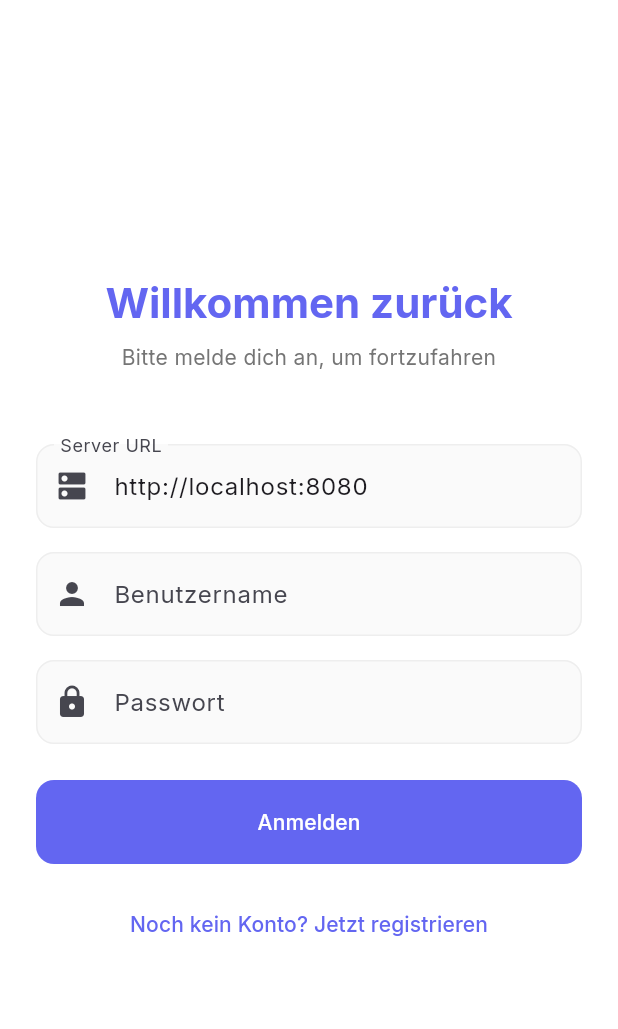
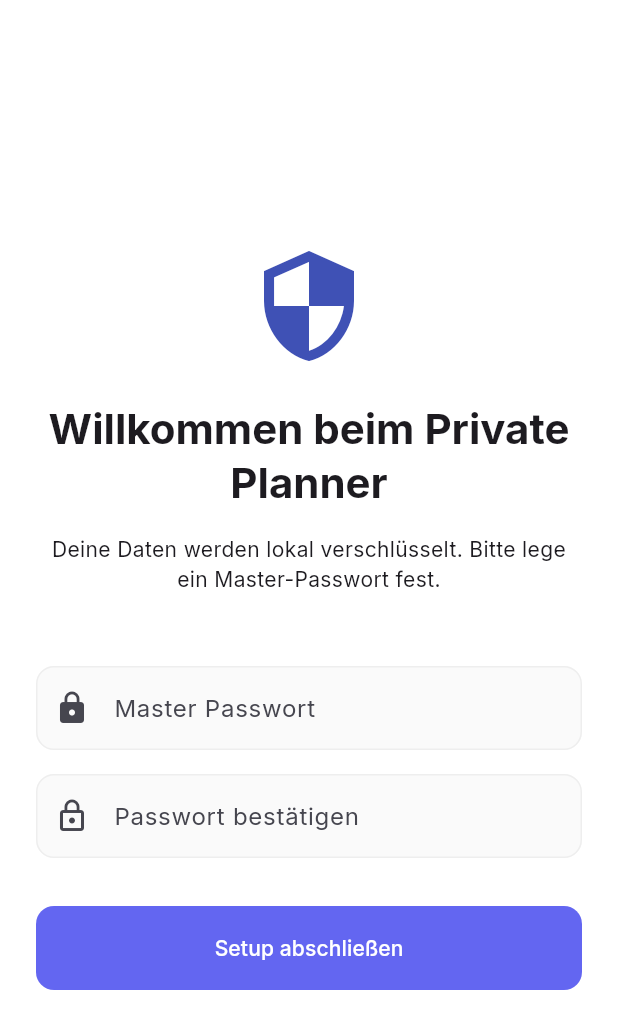
Before and after one commit to SeimSoft/SecurePlanner, a Flutter app: the screen it shows after launch, on a phone screen of 412 x 824 dp. Shown: the top 1029 px of the screen. Run offline on Flutter 3.47's test engine with Material 3 defaults, Android fonts, the phone set to English and light mode, and no system bars; our stand-ins replace dio, drift, flutter_hooks, flutter_secure_storage, google_fonts, hooks_riverpod and 1 more; missing offline and left inert: cryptography, mobile_scanner; accounts and stored records are empty; generated files the repository leaves out were written again.

Commit message:
Implement local-first security, biometrics, and QR login. Disable backend public registration.

```diff
--- a/private_planner/lib/main.dart
+++ b/private_planner/lib/main.dart
@@ -1,6 +1,12 @@
 import 'package:flutter/material.dart';
 import 'package:private_planner/core/theme/app_theme.dart';
+import 'package:private_planner/screens/home_screen.dart';
 import 'package:private_planner/screens/login_screen.dart';
+import 'package:private_planner/screens/onboarding_screen.dart';
+import 'package:private_planner/screens/lock_screen.dart';
+import 'package:private_planner/services/security_service.dart';
+import 'package:private_planner/providers/app_providers.dart';
+import 'package:private_planner/services/auth_service.dart';
 import 'package:hooks_riverpod/hooks_riverpod.dart';
 
 void main() {
@@ -20,7 +26,48 @@ class MyApp extends ConsumerWidget {
       title: 'Private Planner',
       debugShowCheckedModeBanner: false,
       theme: AppTheme.lightTheme,
-      home: const LoginScreen(),
+      home: const SecurityBootstrapper(),
+      routes: {
+        '/login': (context) => const LoginScreen(),
+        '/home': (context) => const HomeScreen(),
+      },
     );
   }
 }
+
+class SecurityBootstrapper extends ConsumerWidget {
+  const SecurityBootstrapper({super.key});
+
+  @override
+  Widget build(BuildContext context, WidgetRef ref) {
+    final security = ref.watch(securityServiceProvider);
+    final isLocked = ref.watch(appLockProvider);
+
+    return FutureBuilder<bool>(
+      future: security.isAppSetup(),
+      builder: (context, snapshot) {
+        if (snapshot.connectionState == ConnectionState.waiting) {
+          return const Scaffold(
+              body: Center(child: CircularProgressIndicator()));
+        }
+
+        if (snapshot.data == false) {
+          return const OnboardingScreen();
+        }
+
+        if (isLocked) {
+          return const LockScreen();
+        }
+
+        // App is setup and unlocked
+        // Decide between Login (if server is configured) and Home
+        final auth = ref.watch(authServiceProvider);
+        if (auth.baseUrl != null) {
+          return const LoginScreen();
+        } else {
+          return const HomeScreen();
+        }
+      },
+    );
+  }
+}
--- a/private_planner/lib/providers/app_providers.dart
+++ b/private_planner/lib/providers/app_providers.dart
@@ -19,3 +19,14 @@ final watchAttachmentsProvider =
     StreamProvider.family<List<Attachment>, String>((ref, todoId) {
   return ref.watch(databaseProvider).watchAttachments(todoId);
 });
+
+final appLockProvider = StateNotifierProvider<AppLockNotifier, bool>((ref) {
+  return AppLockNotifier();
+});
+
+class AppLockNotifier extends StateNotifier<bool> {
+  AppLockNotifier() : super(true); // Default to locked
+
+  void unlock() => state = false;
+  void lock() => state = true;
+}
--- a/private_planner/lib/screens/login_screen.dart
+++ b/private_planner/lib/screens/login_screen.dart
@@ -2,9 +2,7 @@ import 'package:flutter/material.dart';
 import 'package:flutter_hooks/flutter_hooks.dart';
 import 'package:hooks_riverpod/hooks_riverpod.dart';
 import 'package:private_planner/services/auth_service.dart';
-
-final serverUrlProvider =
-    StateProvider<String>((ref) => 'http://localhost:8080');
+import 'package:private_planner/screens/qr_scan_screen.dart';
 
 class LoginScreen extends HookConsumerWidget {
   const LoginScreen({super.key});
@@ -13,9 +11,6 @@ class LoginScreen extends HookConsumerWidget {
   Widget build(BuildContext context, WidgetRef ref) {
     final usernameController = useTextEditingController();
     final passwordController = useTextEditingController();
-    final serverUrlController =
-        useTextEditingController(text: ref.read(serverUrlProvider));
-    final isRegister = useState(false);
     final isLoading = useState(false);
 
     return Scaffold(
@@ -26,10 +21,10 @@ class LoginScreen extends HookConsumerWidget {
             mainAxisAlignment: MainAxisAlignment.center,
             crossAxisAlignment: CrossAxisAlignment.stretch,
             children: [
+              const Icon(Icons.lock_outline, size: 80, color: Colors.indigo),
+              const SizedBox(height: 24),
               Text(
-                isRegister.value
-                    ? 'Neues Konto erstellen'
-                    : 'Willkommen zurück',
+                'Mit Server verbinden',
                 style: Theme.of(context).textTheme.headlineMedium?.copyWith(
                       fontWeight: FontWeight.bold,
                       color: Theme.of(context).colorScheme.primary,
@@ -37,22 +32,11 @@ class LoginScreen extends HookConsumerWidget {
                 textAlign: TextAlign.center,
               ),
               const SizedBox(height: 8),
-              Text(
-                'Bitte melde dich an, um fortzufahren',
-                style: Theme.of(context).textTheme.bodyMedium?.copyWith(
-                      color: Colors.grey.shade600,
-                    ),
+              const Text(
+                'Gib deine Zugangsdaten ein oder scanne einen QR-Code vom Administrator.',
                 textAlign: TextAlign.center,
               ),
               const SizedBox(height: 48),
-              TextField(
-                controller: serverUrlController,
-                decoration: const InputDecoration(
-                  labelText: 'Server URL',
-                  prefixIcon: Icon(Icons.dns),
-                ),
-              ),
-              const SizedBox(height: 16),
               TextField(
                 controller: usernameController,
                 decoration: const InputDecoration(
@@ -76,31 +60,18 @@ class LoginScreen extends HookConsumerWidget {
                     : () async {
                         isLoading.value = true;
                         try {
-                          final authService = ref.read(authServiceProvider);
-                          authService.baseUrl = serverUrlController.text;
-                          ref.read(serverUrlProvider.notifier).state =
-                              serverUrlController.text;
-
-                          if (isRegister.value) {
-                            await authService.register(usernameController.text,
-                                passwordController.text);
-                            if (context.mounted) {
-                              ScaffoldMessenger.of(context).showSnackBar(
-                                const SnackBar(
-                                    content: Text(
-                                        'Registrierung erfolgreich! Bitte einloggen.')),
+                          await ref.read(authServiceProvider).login(
+                                usernameController.text,
+                                passwordController.text,
                               );
-                            }
-                            isRegister.value = false;
-                          } else {
-                            await authService.login(usernameController.text,
-                                passwordController.text);
+                          if (context.mounted) {
+                            Navigator.of(context).pushReplacementNamed('/home');
                           }
                         } catch (e) {
                           if (context.mounted) {
                             ScaffoldMessenger.of(context).showSnackBar(
                               SnackBar(
-                                  content: Text('Fehler: ${e.toString()}')),
+                                  content: Text('Login fehlgeschlagen: $e')),
                             );
                           }
                         } finally {
@@ -109,14 +80,26 @@ class LoginScreen extends HookConsumerWidget {
                       },
                 child: isLoading.value
                     ? const CircularProgressIndicator(color: Colors.white)
-                    : Text(isRegister.value ? 'Registrieren' : 'Anmelden'),
+                    : const Text('Anmelden'),
+              ),
+              const SizedBox(height: 16),
+              OutlinedButton.icon(
+                onPressed: () {
+                  Navigator.of(context).push(
+                    MaterialPageRoute(
+                        builder: (context) => const QrScanScreen()),
+                  );
+                },
+                icon: const Icon(Icons.qr_code_scanner),
+                label: const Text('QR-Code scannen'),
               ),
               const SizedBox(height: 16),
               TextButton(
-                onPressed: () => isRegister.value = !isRegister.value,
-                child: Text(isRegister.value
-                    ? 'Bereits ein Konto? Hier anmelden'
-                    : 'Noch kein Konto? Jetzt registrieren'),
+                onPressed: () {
+                  // Skip to local mode
+                  Navigator.of(context).pushReplacementNamed('/home');
+                },
+                child: const Text('Offline weiter nutzen'),
               ),
             ],
           ),
--- /dev/null
+++ b/private_planner/lib/screens/onboarding_screen.dart
@@ -0,0 +1,123 @@
+import 'package:flutter/material.dart';
+import 'package:flutter_hooks/flutter_hooks.dart';
+import 'package:hooks_riverpod/hooks_riverpod.dart';
+import 'package:private_planner/services/security_service.dart';
+
+class OnboardingScreen extends HookConsumerWidget {
+  const OnboardingScreen({super.key});
+
+  @override
+  Widget build(BuildContext context, WidgetRef ref) {
+    final passwordController = useTextEditingController();
+    final confirmController = useTextEditingController();
+    final security = ref.watch(securityServiceProvider);
+    final isSubmitting = useState(false);
+
+    return Scaffold(
+      body: SafeArea(
+        child: Padding(
+          padding: const EdgeInsets.all(24.0),
+          child: Column(
+            mainAxisAlignment: MainAxisAlignment.center,
+            crossAxisAlignment: CrossAxisAlignment.stretch,
+            children: [
+              const Icon(Icons.security, size: 80, color: Colors.indigo),
+              const SizedBox(height: 24),
+              Text(
+                'Willkommen beim Private Planner',
+                style: Theme.of(context).textTheme.headlineMedium?.copyWith(
+                      fontWeight: FontWeight.bold,
+                    ),
+                textAlign: TextAlign.center,
+              ),
+              const SizedBox(height: 16),
+              const Text(
+                'Deine Daten werden lokal verschlüsselt. Bitte lege ein Master-Passwort fest.',
+                textAlign: TextAlign.center,
+              ),
+              const SizedBox(height: 48),
+              TextField(
+                controller: passwordController,
+                obscureText: true,
+                decoration: const InputDecoration(
+                  labelText: 'Master Passwort',
+                  prefixIcon: Icon(Icons.lock),
+                ),
+              ),
+              const SizedBox(height: 16),
+              TextField(
+                controller: confirmController,
+                obscureText: true,
+                decoration: const InputDecoration(
+                  labelText: 'Passwort bestätigen',
+                  prefixIcon: Icon(Icons.lock_outline),
+                ),
+              ),
+              const SizedBox(height: 32),
+              ElevatedButton(
+                onPressed: isSubmitting.value
+                    ? null
+                    : () async {
+                        if (passwordController.text.length < 8) {
+                          ScaffoldMessenger.of(context).showSnackBar(
+                            const SnackBar(
+                                content: Text(
+                                    'Passwort muss mindestens 8 Zeichen lang sein')),
+                          );
+                          return;
+                        }
+                        if (passwordController.text != confirmController.text) {
+                          ScaffoldMessenger.of(context).showSnackBar(
+                            const SnackBar(
+                                content:
+                                    Text('Passwörter stimmen nicht überein')),
+                          );
+                          return;
+                        }
+
+                        isSubmitting.value = true;
+                        await security.setupMasterKey(passwordController.text);
+
+                        // Check for biometrics
+                        final canBio = await security.canUseBiometrics();
+                        if (canBio && context.mounted) {
+                          final useBio = await showDialog<bool>(
+                            context: context,
+                            builder: (context) => AlertDialog(
+                              title: const Text('Biometrie nutzen?'),
+                              content: const Text(
+                                  'Möchtest du FaceID/TouchID zum Entsperren nutzen?'),
+                              actions: [
+                                TextButton(
+                                    onPressed: () =>
+                                        Navigator.pop(context, false),
+                                    child: const Text('Nein')),
+                                TextButton(
+                                    onPressed: () =>
+                                        Navigator.pop(context, true),
+                                    child: const Text('Ja')),
+                              ],
+                            ),
+                          );
+                          if (useBio == true) {
+                            await security.setUseBiometrics(true);
+                          }
+                        }
+
+                        if (context.mounted) {
+                          // Setup complete, trigger app restart or state update to show home/login
+                          // For now we just replace the route
+                          Navigator.of(context).pushReplacementNamed('/');
+                        }
+                      },
+                child: isSubmitting.value
+                    ? const CircularProgressIndicator(color: Colors.white)
+                    : const Text('Setup abschließen'),
+              ),
+            ],
+          ),
+        ),
+      ),
+    );
+  }
+}
--- a/private_planner/pubspec.yaml
+++ b/private_planner/pubspec.yaml
@@ -43,9 +43,11 @@ dependencies:
   dio: ^5.7.0
   intl: ^0.20.2
   uuid: ^4.5.1
-  flutter_secure_storage: ^9.2.2
+  flutter_secure_storage: ^10.0.0
   crypto: ^3.0.6
   google_fonts: ^6.2.1
+  local_auth: ^3.0.1
+  mobile_scanner: ^7.2.0
 
 dev_dependencies:
   flutter_test:
```
Also changed, not shown: private_planner/lib/screens/lock_screen.dart (added, +50 -0 lines), private_planner/lib/screens/qr_scan_screen.dart (added, +38 -0 lines), private_planner/lib/services/api_provider.dart (added, +23 -0 lines), private_planner/lib/services/auth_service.dart (+64 -30 lines), private_planner/lib/services/security_service.dart (added, +72 -0 lines), private_planner/lib/services/sync_service.dart (+17 -42 lines), private_planner/pubspec.lock, 8 other files.
